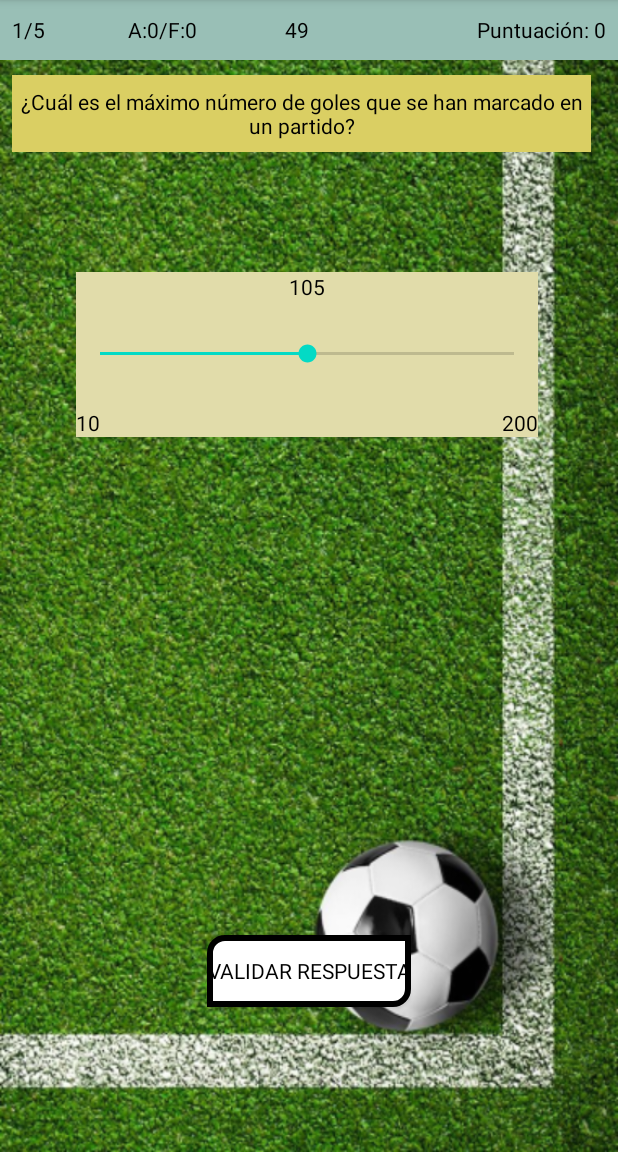
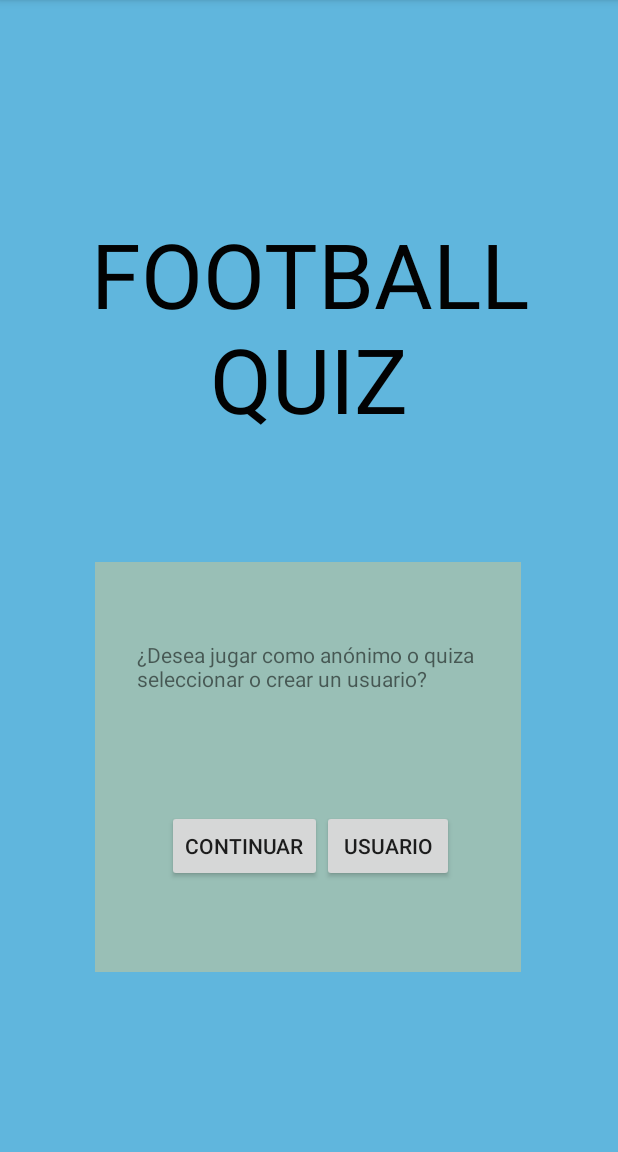
Before and after one commit to M-Arcones/App-moviles-practica2, an Android app: the screen it shows after launch (QuestionManager before the commit, MainActivity after it), after a tap on "JUGAR", on a phone screen of 412 x 824 dp, the part 84-1236 px from its top. Run offline under Robolectric (Android 15) with nearby library versions, the light colour scheme and no system bars; Roboto replaces fonts that are not available here.

Commit message:
muchas cosas

```diff
--- a/app/src/main/AndroidManifest.xml
+++ b/app/src/main/AndroidManifest.xml
@@ -9,7 +9,9 @@
         android:roundIcon="@mipmap/ic_launcher_round"
         android:supportsRtl="true"
         android:theme="@style/AppTheme">
-        <activity android:name=".Ajustes"></activity>
+        <activity android:name=".GestionUsuario"></activity>
+        <activity android:name=".Alta_jugador" />
+        <activity android:name=".Ajustes" />
         <activity android:name=".Resultados" />
         <activity android:name=".QuestionManager" />
         <activity android:name=".MainActivity">
--- a/app/src/main/java/com/example/myapplication/MainActivity.java
+++ b/app/src/main/java/com/example/myapplication/MainActivity.java
@@ -11,9 +11,10 @@ import android.widget.Button;
 
 public class MainActivity extends AppCompatActivity implements View.OnClickListener{
 
-    private Button ButtonPlay, ButtonAjustes;
+    private Button ButtonPlay, ButtonAjustes, ButtonContinuar, ButtonUsuario;
     private Animation scaleUp, scaleDown;
     private int num_preguntas;
+    private String usuario_seleccionado;
     //private ArrayList<Pregunta> preguntas = new ArrayList<>();
 
     @Override
@@ -22,21 +23,28 @@ public class MainActivity extends AppCompatActivity implements View.OnClickListe
         Bundle b=this.getIntent().getExtras();
         if(b==null){
             num_preguntas=5;
+            usuario_seleccionado="Anonimo";
         }else{
             num_preguntas=b.getInt("n_preguntas");
+            usuario_seleccionado=b.getString("nom_jugador");
         }
         setContentView(R.layout.activity_main);
         ButtonPlay=findViewById(R.id.Btn_jugar);
         ButtonAjustes=findViewById(R.id.Btn_ajustes);
+        ButtonContinuar=findViewById(R.id.Btn_Continuar);
+        ButtonUsuario=findViewById(R.id.Btn_Seleccion);
         scaleUp= AnimationUtils.loadAnimation(this, R.anim.scale_up);
         scaleDown= AnimationUtils.loadAnimation(this, R.anim.scale_down);
         ButtonPlay.setOnClickListener(this);
         ButtonAjustes.setOnClickListener(this);
+        ButtonContinuar.setOnClickListener(this);
+        ButtonUsuario.setOnClickListener(this);
     }
 
     public void onClick(View v) {
         Bundle b=new Bundle();
         b.putInt("n_preguntas",num_preguntas);
+        b.putString("nom_jugador",usuario_seleccionado);
         Intent intent;
         switch (v.getId()) {
             case (R.id.Btn_ajustes):
@@ -47,9 +55,29 @@ public class MainActivity extends AppCompatActivity implements View.OnClickListe
                 startActivity(intent);
             break;
             case (R.id.Btn_jugar):
-                ButtonPlay.startAnimation(scaleDown);
-                ButtonPlay.startAnimation(scaleUp);
+                if(usuario_seleccionado.equals("Anonimo")){
+                    findViewById(R.id.Layout_Advertencia).setVisibility(View.VISIBLE);
+                    findViewById(R.id.Btn_jugar).setVisibility(View.GONE);
+                    findViewById(R.id.Btn_ajustes).setVisibility(View.GONE);
+                }else{
+                    ButtonPlay.startAnimation(scaleDown);
+                    ButtonPlay.startAnimation(scaleUp);
+                    intent = new Intent(this, QuestionManager.class);
+                    intent.putExtras(b);
+                    startActivity(intent);
+                }
+            break;
+            case (R.id.Btn_Continuar):
+                //ButtonContinuar.startAnimation(scaleDown);
+                //ButtonContinuar.startAnimation(scaleUp);
                 intent = new Intent(this, QuestionManager.class);
+                intent.putExtras(b);
+                startActivity(intent);
+            break;
+            case (R.id.Btn_Seleccion):
+                //ButtonUsuario.startAnimation(scaleDown);
+                //ButtonUsuario.startAnimation(scaleUp);
+                intent = new Intent(this, Alta_jugador.class);
                 intent.putExtras(b);
                 startActivity(intent);
             break;
--- a/app/src/main/java/com/example/myapplication/QuestionManager.java
+++ b/app/src/main/java/com/example/myapplication/QuestionManager.java
@@ -49,8 +49,7 @@ public class QuestionManager extends AppCompatActivity implements View.OnClickLi
     int Fallos=0;
     int n_preguntas_totales;
     int n_preguntas_test;
-    String TipoPreguntaActual;
-    String Respuesta;
+    String TipoPreguntaActual, usuario_seleccionado, Respuesta;
     int n_pregunta=1;
     Animation scaleUp, scaleDown;
     Button btn_validar;
@@ -85,6 +84,7 @@ public class QuestionManager extends AppCompatActivity implements View.OnClickLi
         Bundle b=this.getIntent().getExtras();
         n_preguntas_test=b.getInt("n_preguntas");
         n_preguntas_totales = todasPreguntas.size();
+        usuario_seleccionado=b.getString("nom_jugador");
 
 
         ((TextView)findViewById(R.id.TxtPreguntasContestadas)).setText(n_pregunta+"/"+n_preguntas_test);
@@ -181,6 +181,7 @@ public class QuestionManager extends AppCompatActivity implements View.OnClickLi
             public void onFinish() {
                 intent.putExtra("puntuacion", 0);
                 intent.putExtra("num_preguntas", n_preguntas_test);
+                intent.putExtra("nom_jugador", usuario_seleccionado);
                 startActivity(intent);
             }
 
@@ -303,8 +304,9 @@ public class QuestionManager extends AppCompatActivity implements View.OnClickLi
             }
         }else{
             preguntas.remove(0);
-            intent.putExtra("puntuacion", Puntuacion);
+            intent.putExtra("puntuacion", Puntuacion+  Integer.parseInt(((TextView) findViewById(R.id.Txt_CuentaAtras)).getText().toString()));
             intent.putExtra("num_preguntas", n_preguntas_test);
+            intent.putExtra("nom_jugador", usuario_seleccionado);
             startActivity(intent);
         }
     }
--- a/app/src/main/res/layout/activity_main.xml
+++ b/app/src/main/res/layout/activity_main.xml
@@ -6,6 +6,51 @@
     android:layout_height="match_parent"
     android:background="@drawable/background"
     tools:context=".MainActivity">
+
+    <androidx.constraintlayout.widget.ConstraintLayout
+        android:id="@+id/Layout_Advertencia"
+        android:layout_width="284dp"
+        android:layout_height="273dp"
+        android:layout_marginBottom="120dp"
+        android:background="@drawable/panel_marcador"
+        android:visibility="gone"
+        app:layout_constraintBottom_toBottomOf="parent"
+        app:layout_constraintEnd_toEndOf="parent"
+        app:layout_constraintHorizontal_bias="0.496"
+        app:layout_constraintStart_toStartOf="parent">
+
+        <Button
+            android:id="@+id/Btn_Continuar"
+            android:layout_width="wrap_content"
+            android:layout_height="wrap_content"
+            android:layout_marginStart="48dp"
+            android:layout_marginTop="76dp"
+            android:text="Continuar"
+            app:layout_constraintStart_toStartOf="parent"
+            app:layout_constraintTop_toBottomOf="@+id/TXT_Advertencia" />
+
+        <Button
+            android:id="@+id/Btn_Seleccion"
+            android:layout_width="wrap_content"
+            android:layout_height="wrap_content"
+            android:layout_marginTop="76dp"
+            android:layout_marginEnd="16dp"
+            android:text="Usuario"
+            app:layout_constraintEnd_toEndOf="parent"
+            app:layout_constraintHorizontal_bias="0.0"
+            app:layout_constraintStart_toEndOf="@+id/Btn_Continuar"
+            app:layout_constraintTop_toBottomOf="@+id/TXT_Advertencia" />
+
+        <TextView
+            android:id="@+id/TXT_Advertencia"
+            android:layout_width="228dp"
+            android:layout_height="37dp"
+            android:layout_marginTop="52dp"
+            android:text="¿Desea jugar como anónimo o quiza seleccionar o crear un usuario?"
+            app:layout_constraintEnd_toEndOf="parent"
+            app:layout_constraintStart_toStartOf="parent"
+            app:layout_constraintTop_toTopOf="parent" />
+    </androidx.constraintlayout.widget.ConstraintLayout>
 
     <Button
         android:id="@+id/Btn_jugar"
@@ -21,6 +66,7 @@
         android:textColor="#000000"
         android:textSize="24sp"
         android:textStyle="bold"
+        android:visibility="visible"
         app:layout_constraintBottom_toBottomOf="parent"
         app:layout_constraintEnd_toEndOf="parent"
         app:layout_constraintStart_toStartOf="parent"
@@ -42,6 +88,7 @@
         android:textColor="#000000"
         android:textSize="24sp"
         android:textStyle="bold"
+        android:visibility="visible"
         app:layout_constraintEnd_toEndOf="parent"
         app:layout_constraintHorizontal_bias="0.5"
         app:layout_constraintStart_toStartOf="parent"
```
Also changed, not shown: app/src/main/java/com/example/myapplication/Ajustes.java (+22 -6 lines), app/src/main/java/com/example/myapplication/Alta_jugador.java (added, +55 -0 lines), app/src/main/java/com/example/myapplication/DbContract.java (+15 -6 lines), app/src/main/java/com/example/myapplication/DbHelper.java (+8 -0 lines), app/src/main/java/com/example/myapplication/DbManager.java (+24 -0 lines), app/src/main/java/com/example/myapplication/GestionUsuario.java (added, +83 -0 lines), app/src/main/java/com/example/myapplication/Resultados.java (+19 -0 lines), app/src/main/res/layout/activity_ajustes.xml (+16 -5 lines), app/src/main/res/layout/activity_altamodificacion_jugador.xml (added, +94 -0 lines), app/src/main/res/layout/activity_gestion_usuario.xml (added, +62 -0 lines).
